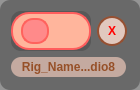
Old version of the form harmony/birdoPack/ui/BD_EnableDisableFXNodes.ui in the repository otmbneto/BirdoApp.
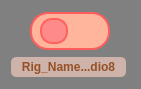
New version of the form.

What changed in the file:
```diff
--- a/harmony/birdoPack/ui/BD_EnableDisableFXNodes.ui
+++ b/harmony/birdoPack/ui/BD_EnableDisableFXNodes.ui
@@ -1,33 +1,15 @@
 <?xml version="1.0" encoding="UTF-8"?>
 <ui version="4.0">
- <class>Form</class>
- <widget class="QWidget" name="Form">
+ <class>Dialog</class>
+ <widget class="QDialog" name="Dialog">
   <property name="geometry">
    <rect>
     <x>0</x>
     <y>0</y>
-    <width>140</width>
-    <height>90</height>
+    <width>141</width>
+    <height>89</height>
    </rect>
   </property>
-  <property name="sizePolicy">
-   <sizepolicy hsizetype="Fixed" vsizetype="Fixed">
-    <horstretch>0</horstretch>
-    <verstretch>0</verstretch>
-   </sizepolicy>
-  </property>
-  <property name="minimumSize">
-   <size>
-    <width>140</width>
-    <height>90</height>
-   </size>
-  </property>
-  <property name="maximumSize">
-   <size>
-    <width>140</width>
-    <height>90</height>
-   </size>
-  </property>
   <property name="windowTitle">
    <string>Form</string>
   </property>
@@ -35,14 +17,13 @@
    <double>0.000000000000000</double>
   </property>
   <property name="styleSheet">
-   <string notr="true">QWidget {
-	background: rgba(75,75,75,150);
-	border-radius: 10px;
-}
+   <string notr="true">background-color: gray;
 </string>
   </property>
-  <layout class="QGridLayout" name="gridLayout">
-   <item row="0" column="0">
+  <layout class="QVBoxLayout" name="verticalLayout">
+   <item>
+    <layout class="QHBoxLayout" name="horizontalLayout">
+     <item>
     <widget class="QSlider" name="horizontalSlider">
      <property name="sizePolicy">
       <sizepolicy hsizetype="Fixed" vsizetype="Fixed">
@@ -96,57 +77,9 @@
      </property>
     </widget>
    </item>
-   <item row="0" column="1">
-    <widget class="QPushButton" name="pushButton">
-     <property name="sizePolicy">
-      <sizepolicy hsizetype="Fixed" vsizetype="Fixed">
-       <horstretch>0</horstretch>
-       <verstretch>0</verstretch>
-      </sizepolicy>
-     </property>
-     <property name="minimumSize">
-      <size>
-       <width>30</width>
-       <height>30</height>
-      </size>
-     </property>
-     <property name="maximumSize">
-      <size>
-       <width>30</width>
-       <height>30</height>
-      </size>
-     </property>
-     <property name="font">
-      <font>
-       <weight>75</weight>
-       <bold>true</bold>
-      </font>
-     </property>
-     <property name="styleSheet">
-      <string notr="true">QPushButton {
-	color: red;
-	background: rgb(225, 200, 190);
-	border: 2px solid rgb(150, 80, 50);
-	border-radius: 15px;
-}
-
-QPushButton:hover {
-	font: 75 9pt &quot;MS Shell Dlg 2&quot;;
-	background: rgb(115,115,115);
-}
-
-QPushButton:pressed {
-	color: #e3e3e3;
-	border-color: #e3e3e3;
-    background-color: #f95959;
-}</string>
-     </property>
-     <property name="text">
-      <string>X</string>
-     </property>
-    </widget>
+    </layout>
    </item>
-   <item row="1" column="0" colspan="2">
+   <item>
     <widget class="QLabel" name="label">
      <property name="sizePolicy">
       <sizepolicy hsizetype="Fixed" vsizetype="Fixed">
@@ -176,7 +109,7 @@
       <string notr="true">QLabel {
 	color: rgb(150, 80, 40);
 	background: rgba(255, 213, 196, 155);
-	border-radius: 10px;
+	border-radius: 5px;
 }</string>
      </property>
      <property name="text">
```
Left out of the diff: 4 changed lines with no effect on the pictures. Lines whose indentation alone changed are shown as unchanged.
